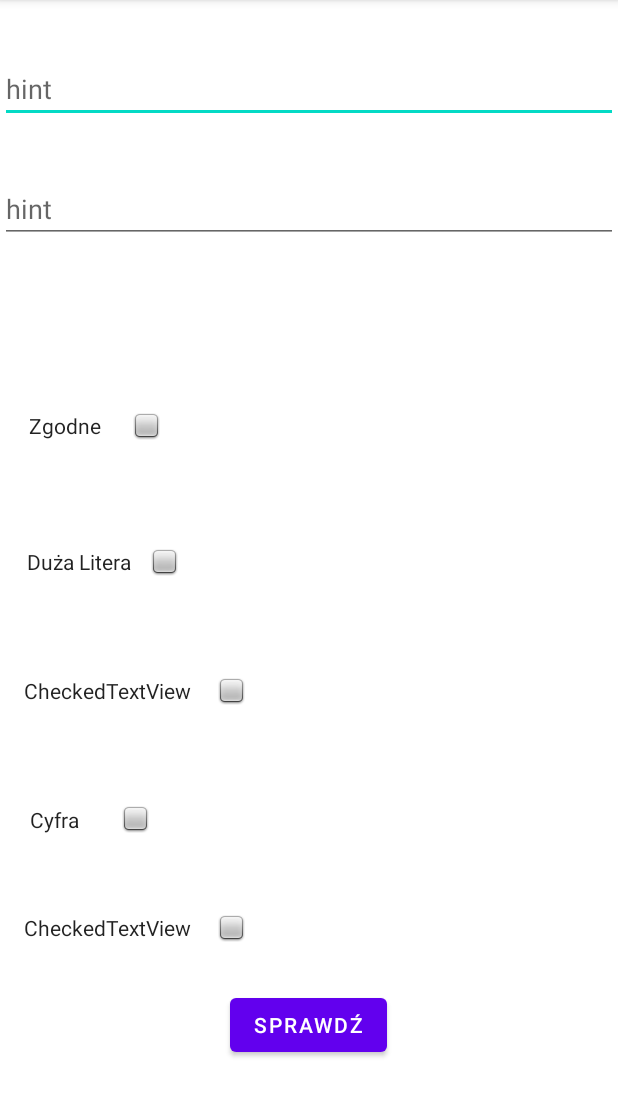
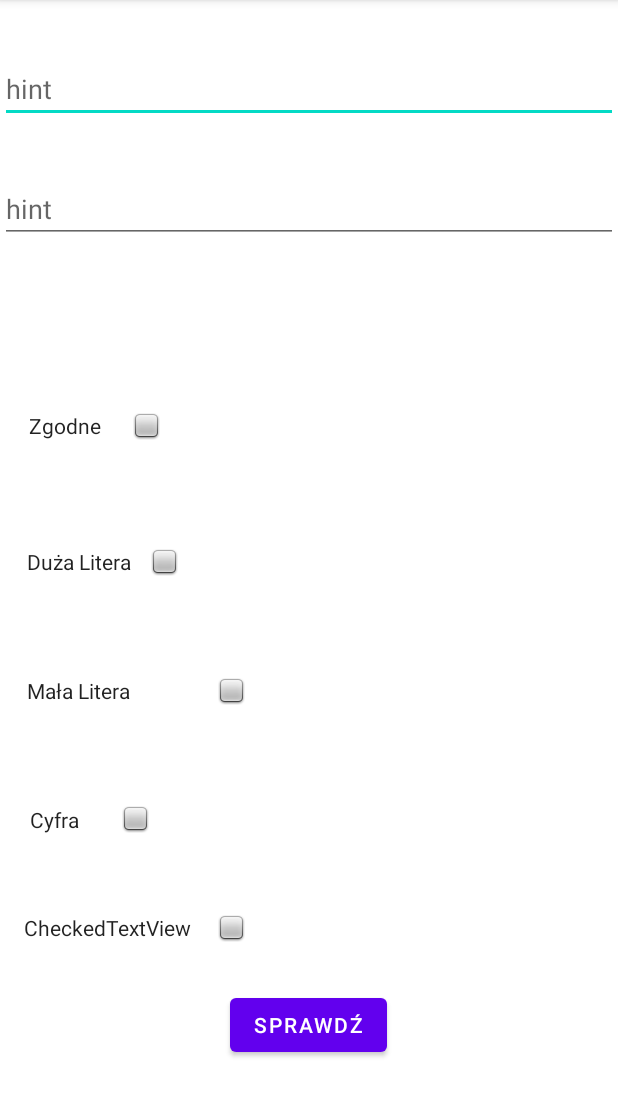
Before and after one commit to IgorBinkowski/Haslo_z_podpowiedzia, an Android app: the screen it shows after launch (MainActivity), on a phone screen of 412 x 824 dp, the part 84-1201 px from its top. Run offline under Robolectric (Android 15) with nearby library versions, the phone set to English and light mode, and no system bars.

Commit message:
Check2.1?

```diff
--- a/app/src/main/res/layout/activity_main.xml
+++ b/app/src/main/res/layout/activity_main.xml
@@ -144,7 +144,7 @@
         android:id="@+id/MalaLitera"
         android:layout_width="wrap_content"
         android:layout_height="wrap_content"
-        android:text="CheckedTextView"
+        android:text="Mała Litera"
         app:layout_constraintBottom_toBottomOf="parent"
         app:layout_constraintEnd_toEndOf="parent"
         app:layout_constraintHorizontal_bias="0.053"
```
